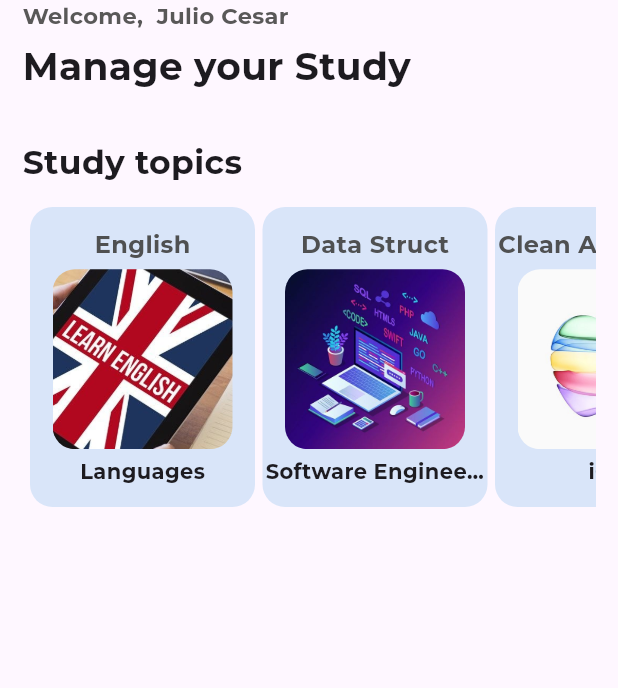
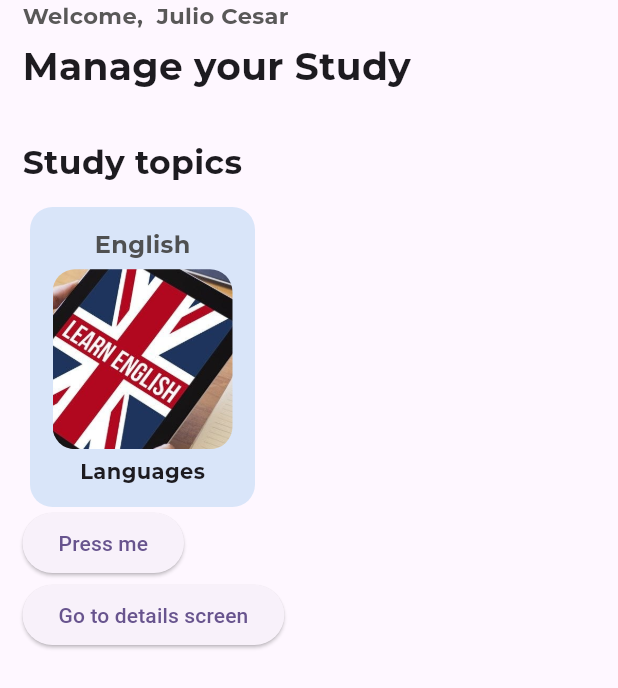
Before and after one commit to Julio1901/study-master, a Flutter app: the screen it shows after launch, on a phone screen of 412 x 824 dp. Shown: the top 688 px of the screen. Run offline on Flutter 3.47's test engine with Material 3 defaults, Android fonts, the phone set to English and light mode, and no system bars; project files that could hold a hidden picture were left out.

Commit message:
Provider implemented into home

```diff
--- a/features/home/lib/screens/home_screen.dart
+++ b/features/home/lib/screens/home_screen.dart
@@ -1,9 +1,13 @@
 // ignore_for_file: prefer_const_constructors, prefer_const_literals_to_create_immutables
 
 import 'package:flutter/material.dart';
+import 'package:home/screens/subject_details_screen.dart';
 import 'package:study_master/common/strings.dart';
 import 'package:study_master/data/user_defaults.dart';
+import 'package:study_master/models/subject.dart';
+import 'package:study_master/viewModels/subject_list_viewmodel.dart';
 import '../components/card_with_border_rounded.dart';
+import 'package:provider/provider.dart';
 
 class HomeScreen extends StatelessWidget {
   final userDefaults = UserDefaults();
@@ -50,20 +54,36 @@ class HomeScreen extends StatelessWidget {
                 Container(
                   width: double.infinity,
                   height: 200,
-                  child: ListView(
-                    scrollDirection: Axis.horizontal,
-                    children: [
-                     CardWithBorderRounded(title: 'English', subjectField: 'Languages', imageName: 'english-logo.png',),
-                     CardWithBorderRounded(title: 'Data Struct', subjectField: 'Software Engineering', imageName: 'software-logo.png'),
-                     CardWithBorderRounded(title: 'Clean Architecture', subjectField: 'iOS', imageName: 'apple-logo.png'),
-                     CardWithBorderRounded(title: 'MVVM', subjectField: 'iOS', imageName: 'apple-logo.png'),
-                     CardWithBorderRounded(title: 'TODO Verb', subjectField: 'English', imageName: 'english-logo.png'),
-                     CardWithBorderRounded(title: 'Possessive adjectives', subjectField: 'English', imageName: 'english-logo.png'),
-                     CardWithBorderRounded(title: 'Possessive adjectives', subjectField: 'English', imageName: 'english-logo.png'),
-                     CardWithBorderRounded(title: 'Possessive adjectives', subjectField: 'English', imageName: 'english-logo.png'),
-                    ],
-                  ),
-                )
+                  child: Consumer<SubjectListViewModel>(
+                    builder: (BuildContext context, SubjectListViewModel subjectListViewModel, Widget? widget) {
+                      return ListView(
+                        scrollDirection: Axis.horizontal,
+                        children: subjectListViewModel.subjects.map((subject) {
+                          return CardWithBorderRounded(
+                            title: subject.title,
+                            subjectField: subject.topicName,
+                            imageName: subject.imagePath,
+                          );
+                        }).toList(),
+                      );
+                    },
+                  )
+                ),
+                Consumer<SubjectListViewModel>(
+                  builder: (BuildContext context, SubjectListViewModel subjectListViewModel, Widget? widget){
+                    return ElevatedButton(onPressed: () {
+                      subjectListViewModel.addSubject(Subject(title: 'Data Struct', topicName: 'Software Engineering', imagePath: 'software-logo.png'));
+                }, child: Text('Press me'));
+                  },
+                ),
+                ElevatedButton(onPressed: () {
+                  Navigator.push(context,
+                  MaterialPageRoute(builder: (context){
+                    return SubjectDetailsScreen();
+                  })
+                  );
+                } , child:Text('Go to details screen'))
+
               ],
             ),
           ),
--- a/features/home/pubspec.yaml
+++ b/features/home/pubspec.yaml
@@ -11,7 +11,7 @@ dependencies:
   flutter:
     sdk: flutter
   study_master:
-    path: ../
+    path: ../../
 
 dev_dependencies:
   flutter_test:
--- /dev/null
+++ b/lib/models/subject.dart
@@ -0,0 +1,13 @@
+
+class Subject {
+  String title;
+  String topicName;
+  String imagePath;
+
+  Subject({
+    required this.title,
+    required this.topicName,
+    required this.imagePath
+  });
+
+}
--- a/lib/viewModels/subject_list_viewmodel.dart
+++ b/lib/viewModels/subject_list_viewmodel.dart
@@ -1,4 +1,19 @@
 
-class SubjectListViewModel {
+import 'package:flutter/material.dart';
+import 'package:study_master/models/subject.dart';
+
+class SubjectListViewModel extends ChangeNotifier {
+  List<Subject> _subjects = [
+    Subject(title: 'English', topicName: 'Languages', imagePath: 'english-logo.png')
+  ];
+
+  List<Subject> get subjects => _subjects;
+
+
+  void addSubject(Subject subject) {
+    _subjects.add(subject);
+    notifyListeners();
+  }
+
 
 }
--- a/pubspec.yaml
+++ b/pubspec.yaml
@@ -37,6 +37,7 @@ dependencies:
   # The following adds the Cupertino Icons font to your application.
   # Use with the CupertinoIcons class for iOS style icons.
   cupertino_icons: ^1.0.6
+  provider: ^6.1.2
 
 dev_dependencies:
   flutter_test:
```
Also changed, not shown: features/home/lib/screens/subject_details_screen.dart (added, +53 -0 lines), lib/main.dart (+7 -1 lines), features/home/pubspec.lock, pubspec.lock.
